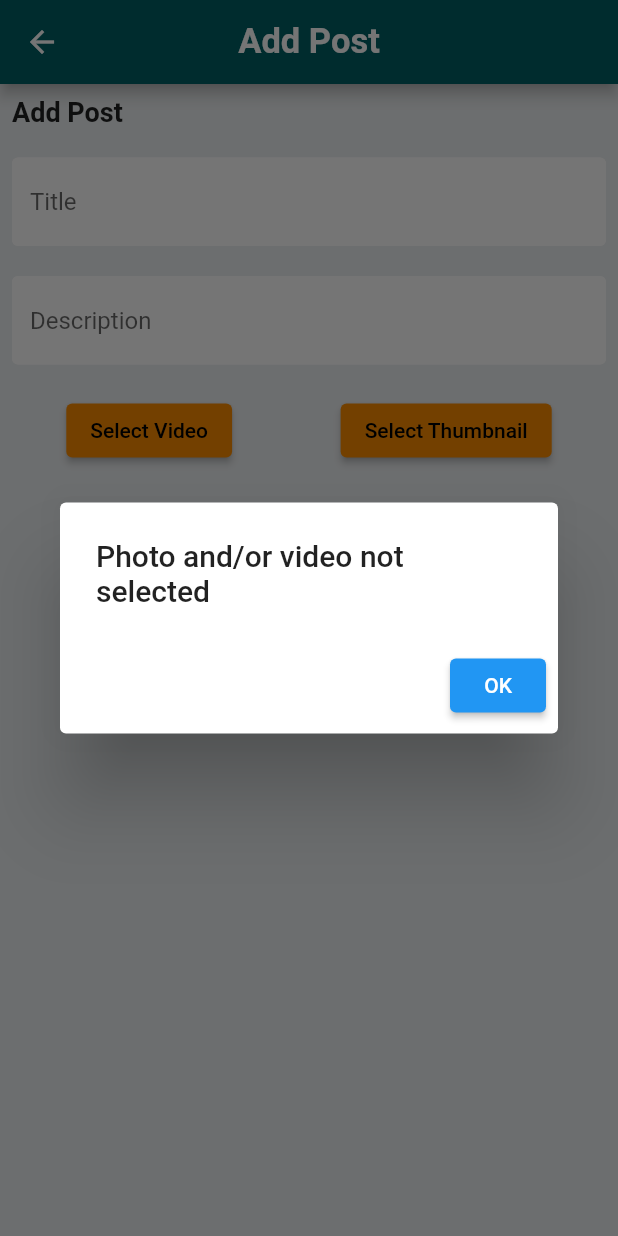
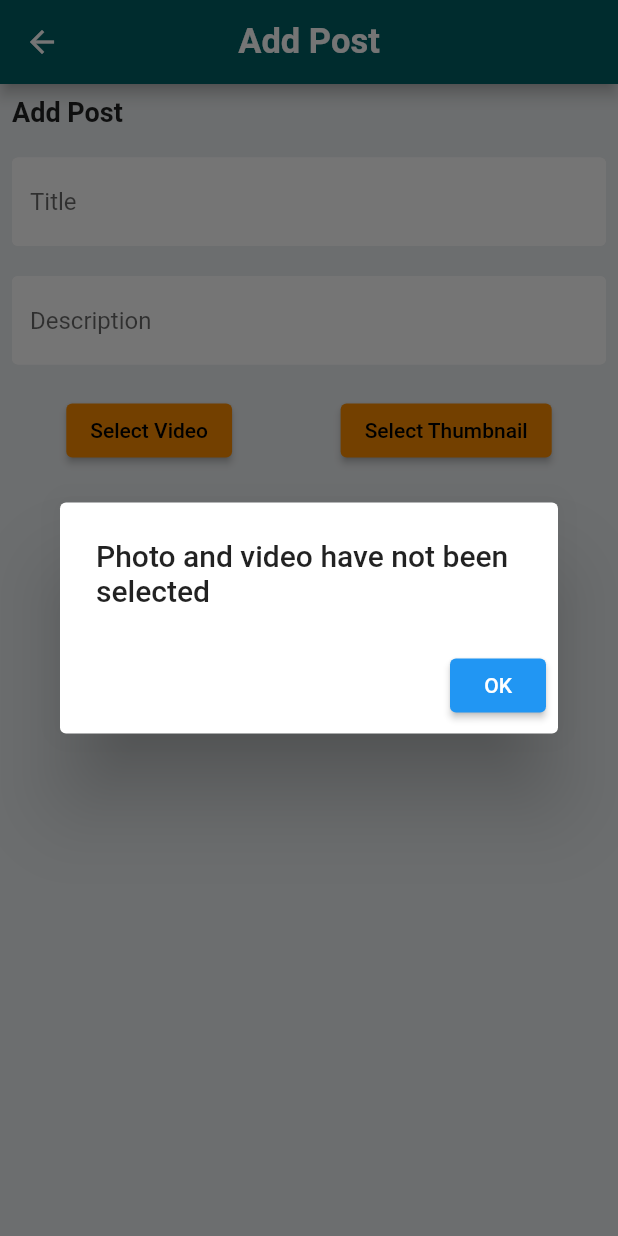
Before and after one commit to BizHelper/Seller, a Flutter app: the PostFormScreen screen opened directly, after a tap on "Add", on a phone screen of 412 x 824 dp. Run offline on Flutter 3.47's test engine with Material 2 defaults, Android fonts, the phone set to English and light mode, and no system bars; our stand-ins replace cloud_firestore, file_picker, firebase_auth, firebase_core, firebase_storage, flutter_chat_bubble and 5 more; missing offline and left inert: flutter_google_places_hoc081098, google_api_headers, google_maps_webservice; accounts and stored records are empty.

Commit message:
minor improvements to current features

```diff
--- a/lib/src/app.dart
+++ b/lib/src/app.dart
@@ -7,6 +7,7 @@ class App extends StatelessWidget {
   @override
   Widget build(BuildContext context) {
     return MaterialApp(
+      debugShowCheckedModeBanner: false,
       title: 'Login App',
       theme: ThemeData(
         primaryColor: Colors.blue,
--- a/lib/src/screens/postForm.dart
+++ b/lib/src/screens/postForm.dart
@@ -4,6 +4,7 @@ import 'package:cloud_firestore/cloud_firestore.dart';
 import 'package:file_picker/file_picker.dart';
 import 'package:firebase_storage/firebase_storage.dart';
 import 'package:flutter/material.dart';
+import 'package:seller_app/src/screens/post.dart';
 import 'package:seller_app/src/services/authService.dart';
 
 class PostFormScreen extends StatefulWidget {
@@ -30,9 +31,11 @@ class _PostFormScreenState extends State<PostFormScreen> {
 
   showAlertDialog(BuildContext context) {
     AlertDialog dialog = AlertDialog(
-      title: const Text(
-        'Photo and/or video not selected',
-      ),
+      title: !videoSelected && !imageSelected
+        ? Text('Photo and video have not been selected')
+        : !videoSelected
+        ? Text('Video has not been selected')
+        : Text('Photo has not been selected'),
       actions: [
         ElevatedButton(
           onPressed: () {
@@ -243,7 +246,12 @@ class _PostFormScreenState extends State<PostFormScreen> {
                       post.putIfAbsent('Seller Name', () => _sellerName);
                       post.putIfAbsent('Time', () => DateTime.now().microsecondsSinceEpoch);
                       dr.set(post);
-                      Navigator.of(context).pushReplacement(MaterialPageRoute(builder: (context) => PostFormScreen()));
+                      //Navigator.of(context).pushReplacement(MaterialPageRoute(builder: (context) => PostFormScreen()));
+                      Navigator.pushAndRemoveUntil(
+                        context,
+                        MaterialPageRoute(builder: (context) => PostScreen()),
+                            (Route<dynamic> route) => false,
+                      );
                     }
                   },
                   child: const Text(
--- a/lib/src/screens/requestDescription.dart
+++ b/lib/src/screens/requestDescription.dart
@@ -131,7 +131,7 @@ class _RequestDescriptionScreenState extends State<RequestDescriptionScreen> {
                 child: Text(
                   'by ' + widget.buyerName,
                   style: const TextStyle(
-                    fontSize: 15,
+                    fontSize: 16,
                   ),
                 ),
               ),
@@ -140,7 +140,7 @@ class _RequestDescriptionScreenState extends State<RequestDescriptionScreen> {
                 child: Text(
                   'Deadline: ' + widget.deadline,
                   style: const TextStyle(
-                    fontSize: 15,
+                    fontSize: 16,
                   ),
                 ),
               ),
```
Also changed, not shown: lib/src/screens/shopInfo.dart (+20 -2 lines).
